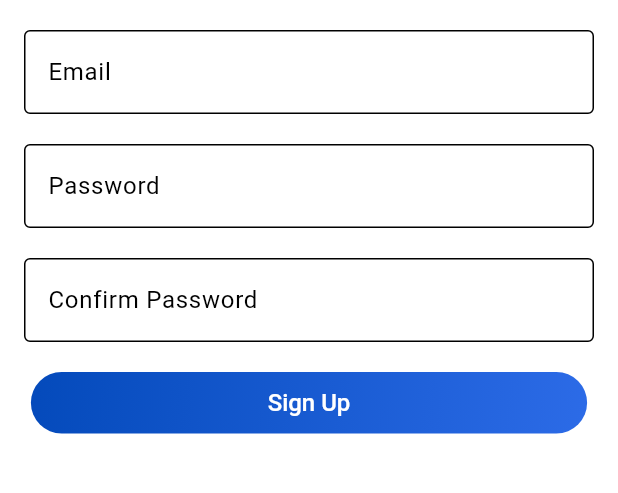
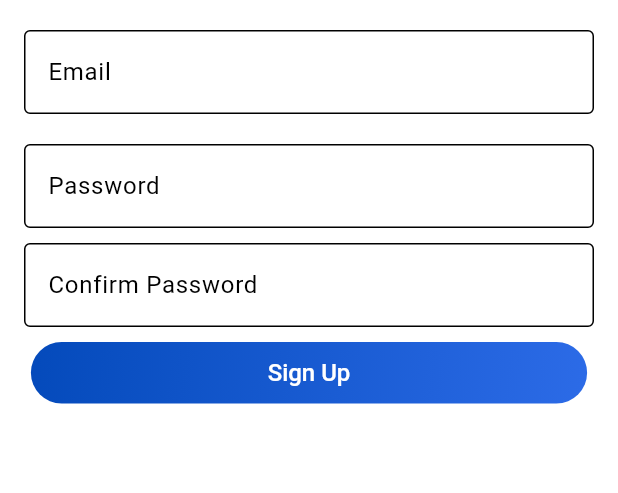
Before and after one commit to merazbd1996/elearn_app, a Flutter app: the screen it shows after launch, after a tap on "Skip", after a tap on "Don't have an account? SIGN UP", on a phone screen of 412 x 824 dp, the part 357-850 px from its top. Run offline on Flutter 3.47's test engine with Material 3 defaults, Android fonts, the phone set to English and light mode, and no system bars; our stand-ins replace carousel_slider, get.

Commit message:
first commit

```diff
--- a/lib/bottom_nav.dart
+++ b/lib/bottom_nav.dart
@@ -21,9 +21,7 @@ class _BottomNavBarDemoState extends State<BottomNavBarDemo> {
   @override
   Widget build(BuildContext context) {
     return Scaffold(
-      appBar: AppBar(
-        title: Text('Bottom Nav Bar Demo'),
-      ),
+
       body: IndexedStack(
         index: _selectedIndex,
         children: _widgetOptions,
--- a/lib/views/auth/login/login.dart
+++ b/lib/views/auth/login/login.dart
@@ -19,7 +19,8 @@ class LoginScreen extends StatelessWidget {
         },
       ),
       ),
-      body: Container(
+      body: SingleChildScrollView(
+        child: Container(
           color: Colors.white, // Set background color to white
           padding: EdgeInsets.all(16.0),
           child: Column(
@@ -66,6 +67,7 @@ class LoginScreen extends StatelessWidget {
             ],
           ),
         ),
+      ),
     );
   }
 }
--- a/lib/views/auth/register/register.dart
+++ b/lib/views/auth/register/register.dart
@@ -45,7 +45,7 @@ class RegisterScreen extends StatelessWidget {
                   ),
                   obscureText: true,
                 ),
-                SizedBox(height: 20),
+                SizedBox(height: 10),
                 TextField(
                   decoration: InputDecoration(
                     labelText: 'Confirm Password',
@@ -53,7 +53,7 @@ class RegisterScreen extends StatelessWidget {
                   ),
                   obscureText: true,
                 ),
-                SizedBox(height: 20),
+                SizedBox(height: 10),
                 CustomButton(
                   title: 'Sign Up',
                   onTap: () {
```
Lines whose indentation alone changed are shown as unchanged.
